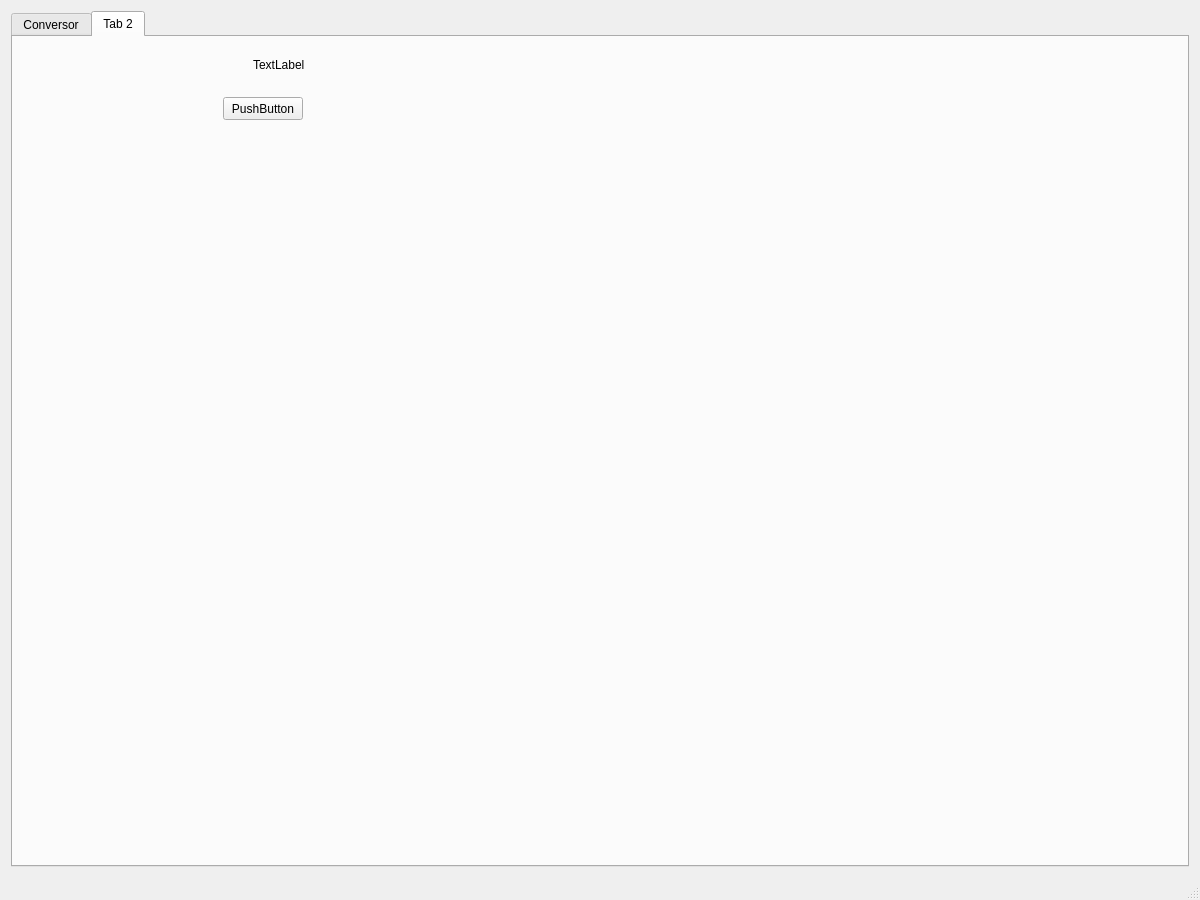
Old version of the form conversor.ui in the repository MiguelALopez/Imagenes.
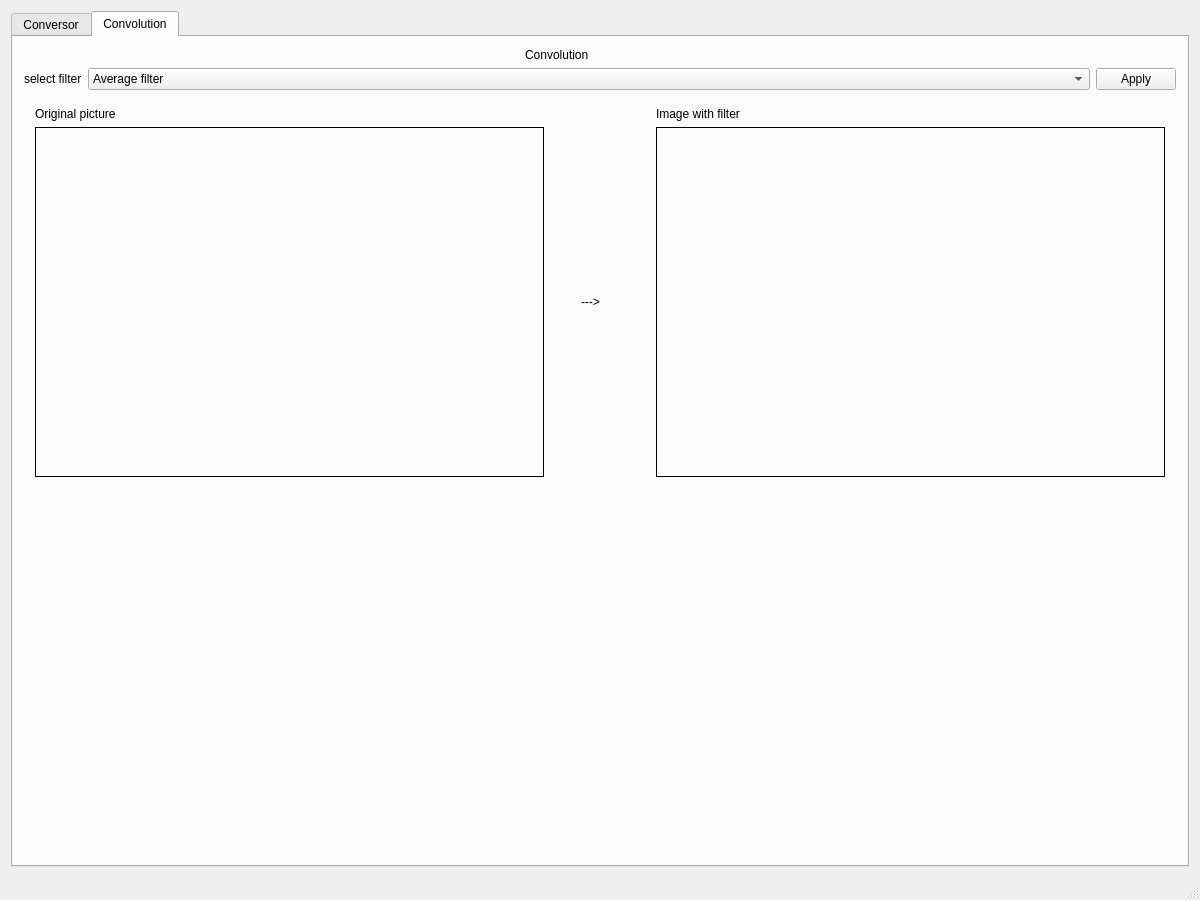
New version of the form. The open tabs and pages were chosen to show the change.

Commit message: added average filter

Patch:
```diff
--- a/conversor.ui
+++ b/conversor.ui
@@ -391,34 +391,164 @@
       </widget>
       <widget class="QWidget" name="tab_2">
        <attribute name="title">
-        <string>Tab 2</string>
+        <string>Convolution</string>
        </attribute>
-       <widget class="QPushButton" name="pushButton">
-        <property name="geometry">
-         <rect>
-          <x>210</x>
-          <y>60</y>
-          <width>80</width>
-          <height>23</height>
-         </rect>
-        </property>
-        <property name="text">
-         <string>PushButton</string>
-        </property>
-       </widget>
-       <widget class="QLabel" name="label">
-        <property name="geometry">
-         <rect>
-          <x>240</x>
-          <y>20</y>
-          <width>59</width>
-          <height>15</height>
-         </rect>
-        </property>
-        <property name="text">
-         <string>TextLabel</string>
-        </property>
-       </widget>
+       <layout class="QGridLayout" name="gridLayout_8">
+        <item row="0" column="0" colspan="2" alignment="Qt::AlignHCenter">
+         <widget class="QLabel" name="label">
+          <property name="text">
+           <string>Convolution</string>
+          </property>
+         </widget>
+        </item>
+        <item row="1" column="1">
+         <widget class="QComboBox" name="comboBox">
+          <property name="sizePolicy">
+           <sizepolicy hsizetype="Expanding" vsizetype="Fixed">
+            <horstretch>0</horstretch>
+            <verstretch>0</verstretch>
+           </sizepolicy>
+          </property>
+          <item>
+           <property name="text">
+            <string>Average filter</string>
+           </property>
+          </item>
+          <item>
+           <property name="text">
+            <string> Gaussian filter</string>
+           </property>
+          </item>
+         </widget>
+        </item>
+        <item row="1" column="0">
+         <widget class="QLabel" name="label_8">
+          <property name="text">
+           <string>select filter</string>
+          </property>
+          <property name="margin">
+           <number>5</number>
+          </property>
+         </widget>
+        </item>
+        <item row="1" column="2">
+         <widget class="QPushButton" name="buttonApplyConvolution">
+          <property name="text">
+           <string>Apply</string>
+          </property>
+         </widget>
+        </item>
+        <item row="2" column="0" colspan="3">
+         <widget class="QWidget" name="widget_6" native="true">
+          <layout class="QGridLayout" name="gridLayout_9">
+           <item row="1" column="1">
+            <widget class="QWidget" name="widget_7" native="true">
+             <property name="maximumSize">
+              <size>
+               <width>100</width>
+               <height>16777215</height>
+              </size>
+             </property>
+             <layout class="QHBoxLayout" name="horizontalLayout">
+              <item>
+               <spacer name="horizontalSpacer">
+                <property name="orientation">
+                 <enum>Qt::Horizontal</enum>
+                </property>
+                <property name="sizeHint" stdset="0">
+                 <size>
+                  <width>21</width>
+                  <height>20</height>
+                 </size>
+                </property>
+               </spacer>
+              </item>
+              <item>
+               <widget class="QLabel" name="label_13">
+                <property name="text">
+                 <string>---&gt;</string>
+                </property>
+               </widget>
+              </item>
+              <item>
+               <spacer name="horizontalSpacer_4">
+                <property name="orientation">
+                 <enum>Qt::Horizontal</enum>
+                </property>
+                <property name="sizeHint" stdset="0">
+                 <size>
+                  <width>40</width>
+                  <height>20</height>
+                 </size>
+                </property>
+               </spacer>
+              </item>
+             </layout>
+            </widget>
+           </item>
+           <item row="1" column="0">
+            <widget class="QLabel" name="labelImageConvOrig">
+             <property name="minimumSize">
+              <size>
+               <width>350</width>
+               <height>350</height>
+              </size>
+             </property>
+             <property name="frameShape">
+              <enum>QFrame::Box</enum>
+             </property>
+             <property name="text">
+              <string/>
+             </property>
+            </widget>
+           </item>
+           <item row="1" column="2">
+            <widget class="QLabel" name="labelImageConvFilt">
+             <property name="minimumSize">
+              <size>
+               <width>350</width>
+               <height>350</height>
+              </size>
+             </property>
+             <property name="frameShape">
+              <enum>QFrame::Box</enum>
+             </property>
+             <property name="text">
+              <string/>
+             </property>
+            </widget>
+           </item>
+           <item row="0" column="0">
+            <widget class="QLabel" name="label_10">
+             <property name="text">
+              <string>Original picture</string>
+             </property>
+            </widget>
+           </item>
+           <item row="0" column="2">
+            <widget class="QLabel" name="label_14">
+             <property name="text">
+              <string>Image with filter</string>
+             </property>
+            </widget>
+           </item>
+          </layout>
+         </widget>
+        </item>
+        <item row="3" column="0" colspan="3">
+         <spacer name="verticalSpacer_3">
+          <property name="orientation">
+           <enum>Qt::Vertical</enum>
+          </property>
+          <property name="sizeHint" stdset="0">
+           <size>
+            <width>20</width>
+            <height>40</height>
+           </size>
+          </property>
+         </spacer>
+        </item>
+       </layout>
       </widget>
      </widget>
     </item>
```
Left out of the diff: 52 changed lines with no effect on the pictures. The commit also changes 2 other files.
